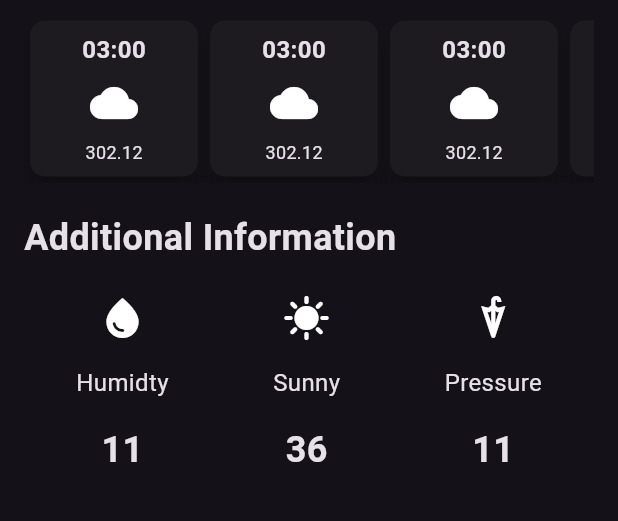
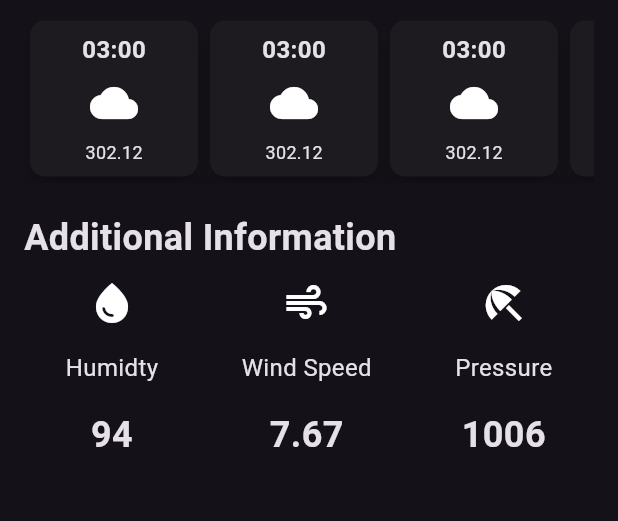
Before and after one commit to SemajCode/weather_app, a Flutter app: the screen it shows after launch, on a phone screen of 412 x 824 dp, the part 506-1027 px from its top. Run offline on Flutter 3.47's test engine with Material 2 defaults, Android fonts, the phone set to English and light mode, and no system bars.

Commit message:
Passed arguments using constructors for the hourly forecast items

```diff
--- a/lib/additional_info_item.dart
+++ b/lib/additional_info_item.dart
@@ -3,13 +3,13 @@ import 'package:flutter/material.dart';
 class AdditionalInfoItem extends StatelessWidget {
   const AdditionalInfoItem(
       {super.key,
-      required this.atmosphere,
+      required this.label,
       required this.icon,
-      required this.temp});
+      required this.value});
 
   final IconData icon;
-  final String temp;
-  final String atmosphere;
+  final String value;
+  final String label;
 
   @override
   Widget build(BuildContext context) {
@@ -23,7 +23,7 @@ class AdditionalInfoItem extends StatelessWidget {
           height: 16,
         ),
         Text(
-          atmosphere,
+          label,
           style: const TextStyle(
             fontSize: 16,
           ),
@@ -32,7 +32,7 @@ class AdditionalInfoItem extends StatelessWidget {
           height: 16,
         ),
         Text(
-          temp,
+          value,
           style: const TextStyle(fontSize: 24, fontWeight: FontWeight.bold),
         ),
       ],
--- a/lib/hourly_forecast_item.dart
+++ b/lib/hourly_forecast_item.dart
@@ -3,7 +3,14 @@ import 'package:flutter/material.dart';
 class HourlyForcastItem extends StatelessWidget {
   const HourlyForcastItem({
     super.key,
+    required this.icon,
+    required this.temperature,
+    required this.time,
   });
+
+  final String time;
+  final IconData icon;
+  final String temperature;
 
   @override
   Widget build(BuildContext context) {
--- a/lib/weather_screen.dart
+++ b/lib/weather_screen.dart
@@ -101,11 +101,31 @@ class WeatherScreen extends StatelessWidget {
               scrollDirection: Axis.horizontal,
               child: Row(
                 children: [
-                  HourlyForcastItem(),
-                  HourlyForcastItem(),
-                  HourlyForcastItem(),
-                  HourlyForcastItem(),
-                  HourlyForcastItem(),
+                  HourlyForcastItem(
+                    icon: Icons.water_drop,
+                    temperature: '300',
+                    time: '13:00',
+                  ),
+                  HourlyForcastItem(
+                    icon: Icons.water_drop,
+                    temperature: '300',
+                    time: '13:00',
+                  ),
+                  HourlyForcastItem(
+                    icon: Icons.water_drop,
+                    temperature: '300',
+                    time: '13:00',
+                  ),
+                  HourlyForcastItem(
+                    icon: Icons.water_drop,
+                    temperature: '300',
+                    time: '13:00',
+                  ),
+                  HourlyForcastItem(
+                    icon: Icons.water_drop,
+                    temperature: '300',
+                    time: '13:00',
+                  ),
                 ],
               ),
             ),
@@ -123,25 +143,25 @@ class WeatherScreen extends StatelessWidget {
               ),
             ),
             const SizedBox(
-              height: 20,
+              height: 10,
             ),
             const Row(
               mainAxisAlignment: MainAxisAlignment.spaceAround,
               children: [
                 AdditionalInfoItem(
                   icon: Icons.water_drop,
-                  atmosphere: 'Humidty',
-                  temp: '11',
+                  label: 'Humidty',
+                  value: '94',
                 ),
                 AdditionalInfoItem(
-                  icon: Icons.sunny,
-                  atmosphere: 'Sunny',
-                  temp: '36',
+                  icon: Icons.air,
+                  label: 'Wind Speed',
+                  value: '7.67',
                 ),
                 AdditionalInfoItem(
-                  icon: Icons.umbrella,
-                  atmosphere: 'Pressure',
-                  temp: '11',
+                  icon: Icons.beach_access,
+                  label: 'Pressure',
+                  value: '1006',
                 ),
               ],
             )
```
